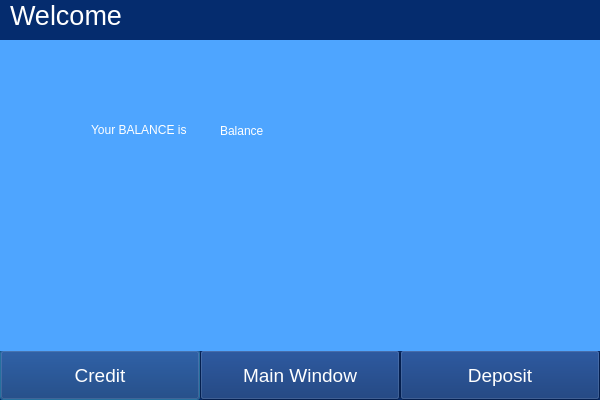
Qt form BankApp/userwindow.ui (polkjhgf/BankMachination) before a commit.
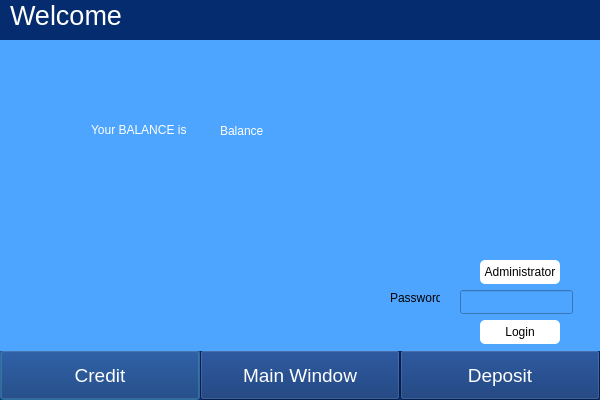
The same form after that commit. The open tabs and pages were chosen to show the change.

Patch:
```diff
--- a/BankApp/userwindow.ui
+++ b/BankApp/userwindow.ui
@@ -142,6 +142,65 @@
        <string>Your BALANCE is </string>
       </property>
      </widget>
+     <widget class="QPushButton" name="pushButton">
+      <property name="geometry">
+       <rect>
+        <x>480</x>
+        <y>220</y>
+        <width>80</width>
+        <height>24</height>
+       </rect>
+      </property>
+      <property name="styleSheet">
+       <string notr="true">background-color: white;
+border-radius: 5px;
+text-color: blue;</string>
+      </property>
+      <property name="text">
+       <string>Administrator</string>
+      </property>
+     </widget>
+     <widget class="QLineEdit" name="AdminPasswordLineEdit">
+      <property name="geometry">
+       <rect>
+        <x>460</x>
+        <y>250</y>
+        <width>113</width>
+        <height>24</height>
+       </rect>
+      </property>
+     </widget>
+     <widget class="QLabel" name="Password">
+      <property name="geometry">
+       <rect>
+        <x>390</x>
+        <y>250</y>
+        <width>50</width>
+        <height>16</height>
+       </rect>
+      </property>
+      <property name="text">
+       <string>Password</string>
+      </property>
+     </widget>
+     <widget class="QPushButton" name="LoginAdmin">
+      <property name="geometry">
+       <rect>
+        <x>480</x>
+        <y>280</y>
+        <width>80</width>
+        <height>24</height>
+       </rect>
+      </property>
+      <property name="styleSheet">
+       <string notr="true">background-color: white;
+border-radius: 5px;
+text-color: blue;</string>
+      </property>
+      <property name="text">
+       <string>Login</string>
+      </property>
+     </widget>
     </widget>
     <widget class="QWidget" name="page_2">
      <widget class="QLabel" name="label">
```
Left out of the diff: 2 changed lines with no effect on the pictures.
